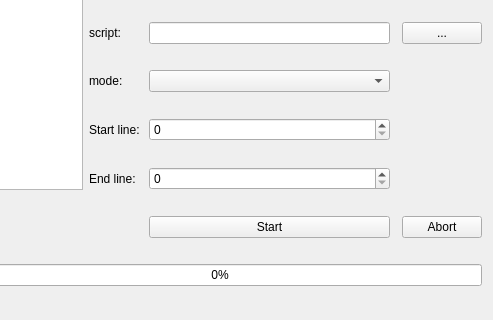
Old version of the form src/SubFX/gui/ui/mainpanel.ui in the repository fdar0536/SubFX; both pictures show x 184 to 677 and y 153 to 473 of the 677 by 473 pixel window.
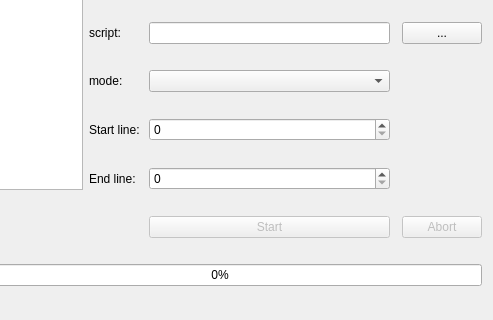
New version of the form.

What changed in the file:
```diff
--- a/src/SubFX/gui/ui/mainpanel.ui
+++ b/src/SubFX/gui/ui/mainpanel.ui
@@ -94,6 +94,9 @@
    </item>
    <item row="12" column="5">
     <widget class="QPushButton" name="abortBtn">
+     <property name="enabled">
+      <bool>false</bool>
+     </property>
      <property name="text">
       <string>Abort</string>
      </property>
@@ -136,6 +139,9 @@
    </item>
    <item row="12" column="3">
     <widget class="QPushButton" name="startBtn">
+     <property name="enabled">
+      <bool>false</bool>
+     </property>
      <property name="text">
       <string>Start</string>
      </property>
```
Left out of the diff: 6 changed lines with no effect on the pictures.
